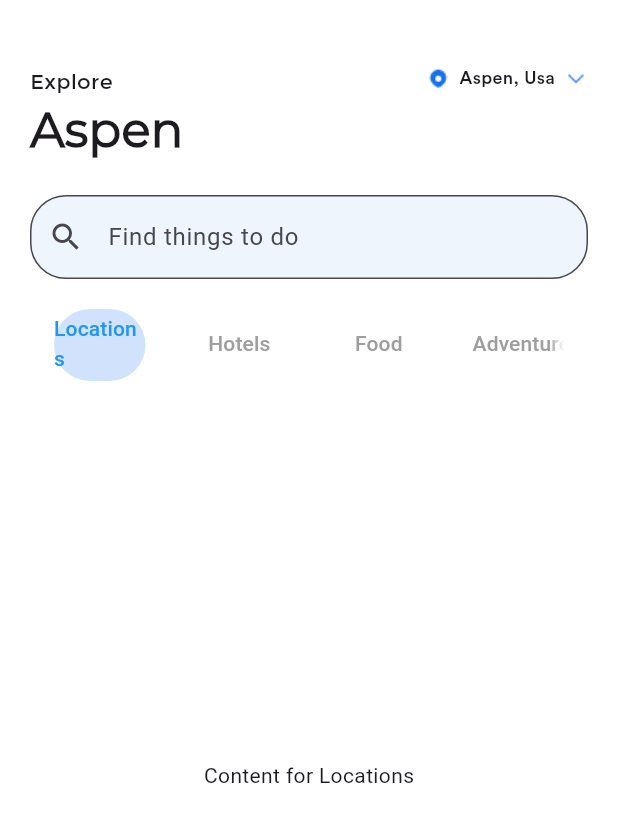
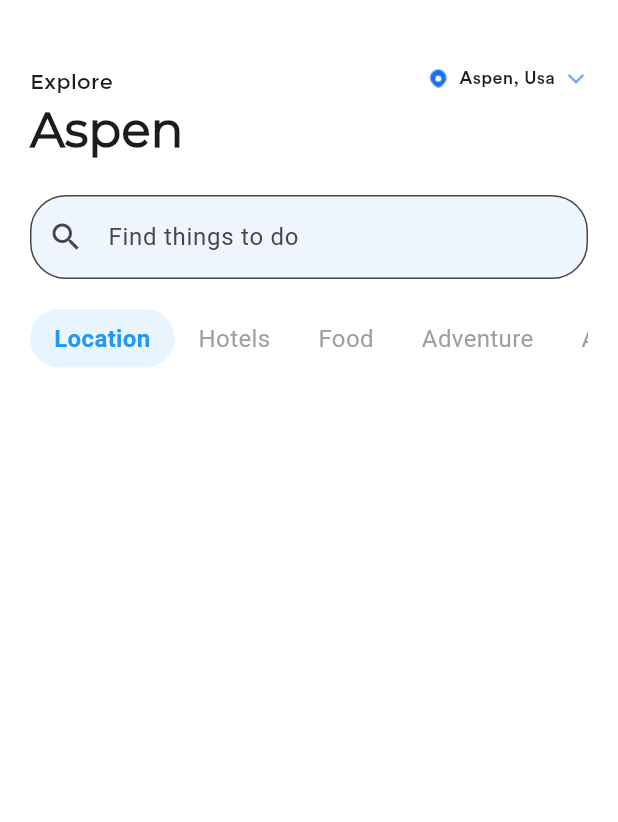
Before and after one commit to takiul-sumon/Travel-App, a Flutter app: the screen it shows after launch, on a phone screen of 412 x 824 dp. Shown: the top 822 px of the screen. Run offline on Flutter 3.47's test engine with Material 3 defaults, Android fonts, the phone set to English and light mode, and no system bars.

```diff
--- a/lib/dashboard.dart
+++ b/lib/dashboard.dart
@@ -1,8 +1,13 @@
 import 'package:flutter/material.dart';
 
-class ChooseHotel extends StatelessWidget {
+class ChooseHotel extends StatefulWidget {
   const ChooseHotel({super.key});
 
+  @override
+  State<ChooseHotel> createState() => _ChooseHotelState();
+}
+
+class _ChooseHotelState extends State<ChooseHotel> {
   @override
   Widget build(BuildContext context) {
     List<String> hotelChoice = [
@@ -13,9 +18,16 @@ class ChooseHotel extends StatelessWidget {
       'Actions'
     ];
 
-    return DefaultTabController(
-      length: 3, // Number of tabs
-      child: Scaffold(
+    final List<String> tabs = [
+      'Location',
+      'Hotels',
+      'Food',
+      'Adventure',
+      'Activities'
+    ];
+    String selectedTab = 'Location';
+
+    return Scaffold(
       backgroundColor: Colors.white,
       body: Padding(
         padding: const EdgeInsets.symmetric(horizontal: 20, vertical: 44),
@@ -31,8 +43,7 @@ class ChooseHotel extends StatelessWidget {
                   children: [
                     Text(
                       'Explore',
-                        style:
-                            TextStyle(fontSize: 14, fontFamily: 'Montserrat'),
+                      style: TextStyle(fontSize: 14, fontFamily: 'Montserrat'),
                     ),
                     Text(
                       'Aspen',
@@ -59,8 +70,8 @@ class ChooseHotel extends StatelessWidget {
                       width: 6,
                     ),
                     const Text('Aspen, Usa',
-                          style: TextStyle(
-                              fontSize: 12, fontFamily: 'circularxx')),
+                        style:
+                            TextStyle(fontSize: 12, fontFamily: 'circularxx')),
                     const SizedBox(
                       width: 6,
                     ),
@@ -92,37 +103,45 @@ class ChooseHotel extends StatelessWidget {
               ),
             ),
             const SizedBox(height: 20),
-              // TabBar Section
-              TabBar(
-                labelColor: Colors.blue,
-                unselectedLabelColor: Colors.grey,
-                indicator: BoxDecoration(
-                  borderRadius: BorderRadius.circular(24),
-                  color: Color(0xff176FF2).withOpacity(.2),
+            SingleChildScrollView(
+              scrollDirection: Axis.horizontal,
+              child: Row(
+
+                  mainAxisAlignment: MainAxisAlignment.start,
+                  children: tabs.map(
+                    (e) {
+                      final bool isSelected = selectedTab == e;
+                      return GestureDetector(
+                        onTap: () {},
+                        child: Container(
+                            // margin: const EdgeInsets.symmetric(horizontal: 8),
+                            padding: const EdgeInsets.symmetric(
+                                horizontal: 16, vertical: 8),
+                            decoration: BoxDecoration(
+                              color: isSelected
+                                  ? Colors.blue.withOpacity(0.1)
+                                  : Colors.transparent, // Background for selected
+                              borderRadius:
+                                  BorderRadius.circular(20), // Rounded corners
                             ),
-                // indicatorColor: Colors.blue,
-                 dividerColor: Colors.transparent,
-                tabs: const [
-                  Text("Locations",style: TextStyle(),),
-                  Tab(text: "Hotels"),
-                  Tab(text: "Food"),
-                  Tab(text: "Adventure"),
-
-
+                            child: Text(
+                              e,
+                              style: TextStyle(
+                                color: isSelected
+                                    ? Colors.blue
+                                    : Colors
+                                        .grey, // Text color based on selection
+                                fontWeight: isSelected
+                                    ? FontWeight.bold
+                                    : FontWeight.normal, // Bold for selected
+                                fontSize: 16,
+                              ),
+                            )),
+                      );
+                    },
+                  ).toList()),
+            )
           ],
-              ),
-            const  Expanded(
-                // TabBarView for tab content
-                child: TabBarView(
-                  children: [
-                    Center(child: Text("Content for Locations")),
-                    Center(child: Text("Content for Hotels")),
-                    Center(child: Text("Content for Food")),
-                  ],
-                ),
-              ),
-            ],
-          ),
         ),
       ),
     );
--- a/lib/main.dart
+++ b/lib/main.dart
@@ -1,5 +1,4 @@
 import 'package:flutter/material.dart';
-import 'package:travel_app/Splash_Screan.dart';
 import 'package:travel_app/dashboard.dart';
 
 void main() {
@@ -12,7 +11,7 @@ class MyApp extends StatelessWidget {
   // This widget is the root of your application.
   @override
   Widget build(BuildContext context) {
-    return MaterialApp(
+    return  MaterialApp(
       title: 'Flutter Demo',
       home: ChooseHotel(),
     );
```
Also changed, not shown: assets/icons/star.png (added). Lines whose indentation alone changed are shown as unchanged.
